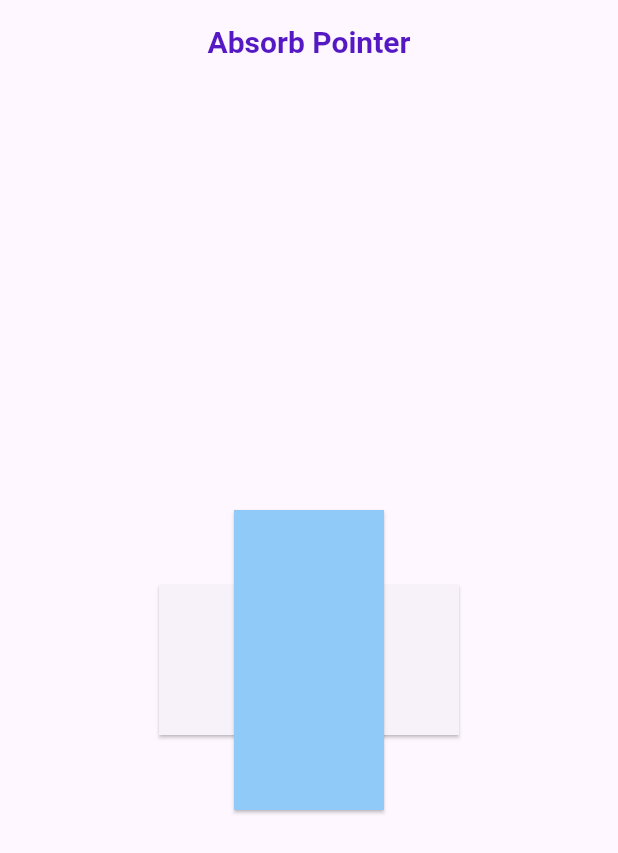
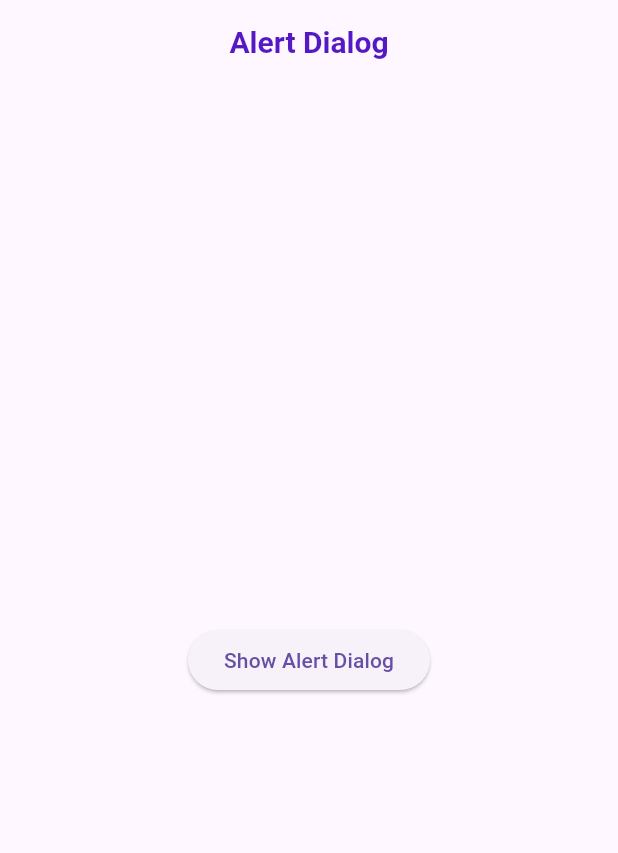
Before and after one commit to moshiurr4766/Flutter-Widgets-Focus-On-UI, a Flutter app: the screen it shows after launch, on a phone screen of 412 x 824 dp. Shown: the top 853 px of the screen. Run offline on Flutter 3.47's test engine with Material 3 defaults, Android fonts, the phone set to English and light mode, and no system bars.

Commit message:
Flutter AlertDialog Widget-4_***

```diff
--- /dev/null
+++ b/lib/Widgets_1_20/w004.dart
@@ -0,0 +1,44 @@
+import 'package:flutter/material.dart';
+
+class AlertDialogE extends StatelessWidget {
+  const AlertDialogE({super.key});
+
+  @override
+  Widget build(BuildContext context) {
+    return Scaffold(
+      appBar: AppBar(
+        title: const Text(
+          "Alert Dialog",
+          style: TextStyle(
+            color: Color.fromARGB(255, 85, 25, 195),
+            fontSize: 20,
+            fontWeight: FontWeight.bold,
+          ),
+        ),
+        centerTitle: true,
+      ),
+      body: Center(
+        child: ElevatedButton(
+          onPressed: () {
+            showDialog(
+              context: context,
+              builder: (context) {
+                return AlertDialog(
+                  title: Text("Alert Dialog"),
+                  content: Text("This is an Alert Dialog widget in Flutter."),
+                  actions: [
+                    TextButton(
+                      onPressed: () => Navigator.of(context).pop(),
+                      child: Text("OK"),
+                    ),
+                  ],
+                );
+              },
+            );
+          },
+          child: const Text("Show Alert Dialog"),
+        ),
+      ),
+    );
+  }
+}
--- a/lib/main.dart
+++ b/lib/main.dart
@@ -3,6 +3,7 @@ import 'package:flutter_widgets/Widgets_1_20/home.dart';
 import 'package:flutter_widgets/Widgets_1_20/w001.dart';
 import 'package:flutter_widgets/Widgets_1_20/w002.dart';
 import 'package:flutter_widgets/Widgets_1_20/w003.dart';
+import 'package:flutter_widgets/Widgets_1_20/w004.dart';
 
 void main() {
   runApp(const MyWidget());
@@ -15,12 +16,13 @@ class MyWidget extends StatelessWidget {
   Widget build(BuildContext context) {
     return MaterialApp(
       debugShowCheckedModeBanner: false,
-      initialRoute: 'w003',
+      initialRoute: 'w004',
       routes: {
         '/': (context) => const MyAPP(),
         'w001': (context) => const AboutDialogExample(),
         'w002': (context) => const AboutListTileExample(),
         'w003': (context) => const AbsorbPointerExample(),
+        'w004': (context) => const AlertDialogE(),
       },
     );
   }
```
Also changed, not shown: Output/w004.png (added).
